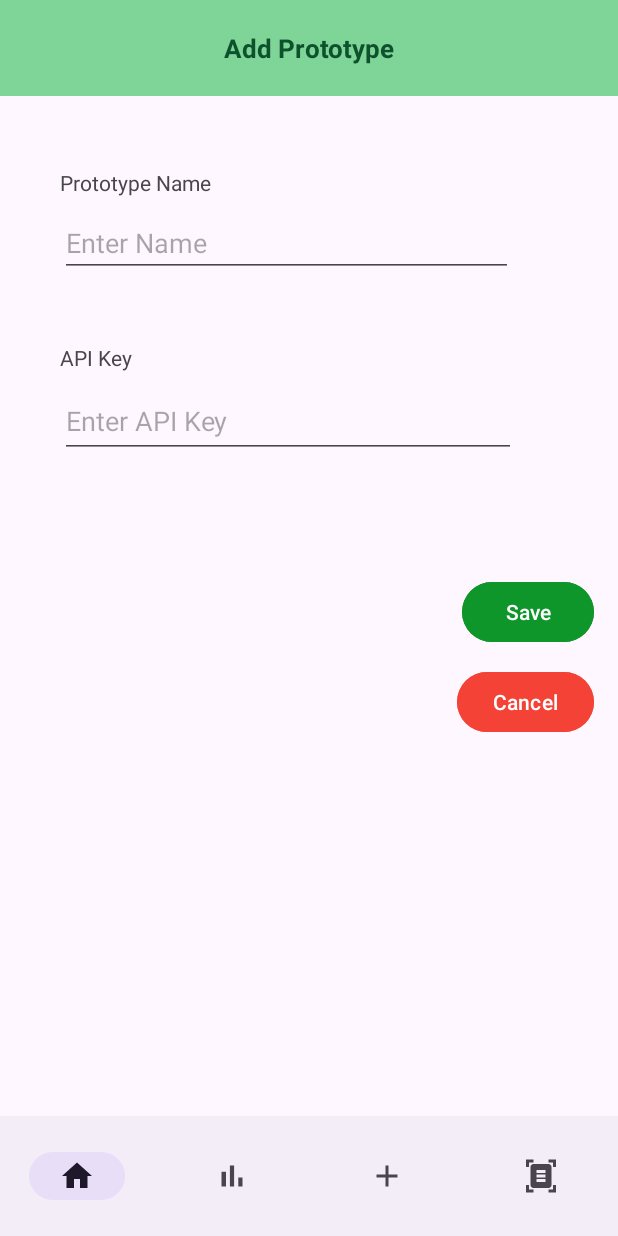
After one commit to tyronefsn/DiseaseDetectionApp, an Android app: the fragment AddPrototypeFragment placed in its activity, on a phone screen of 412 x 824 dp. The commit adds this screen. Run offline under Robolectric (Android 15) with nearby library versions, the phone set to English and light mode, and no system bars.

Commit message:
fix: change hashset to jsonarray for storing profiles

```diff
--- /dev/null
+++ b/app/src/main/java/com/example/diseasedetectionapp/AddPrototypeFragment.java
@@ -0,0 +1,144 @@
+package com.example.diseasedetectionapp;
+
+import static com.example.diseasedetectionapp.MainActivity.KEY_ACTIVE_PROFILE;
+import static com.example.diseasedetectionapp.MainActivity.KEY_PROFILES;
+import static com.example.diseasedetectionapp.MainActivity.SHARED_PREF_NAME;
+
+import android.content.Context;
+import android.content.SharedPreferences;
+import android.os.Bundle;
+
+import androidx.fragment.app.Fragment;
+
+import android.view.LayoutInflater;
+import android.view.Menu;
+import android.view.View;
+import android.view.ViewGroup;
+import android.widget.Button;
+import android.widget.EditText;
+import android.widget.Toast;
+
+import org.json.JSONArray;
+import org.json.JSONException;
+
+import java.util.ArrayList;
+import java.util.HashSet;
+import java.util.List;
+import java.util.Set;
+
+/**
+ * A simple {@link Fragment} subclass.
+ * Use the {@link AddPrototypeFragment#newInstance} factory method to
+ * create an instance of this fragment.
+ */
+public class AddPrototypeFragment extends Fragment {
+    Button submitButton;
+    List<String> profiles= new ArrayList<>();
+    Button cancelButton;
+    // TODO: Rename parameter arguments, choose names that match
+    // the fragment initialization parameters, e.g. ARG_ITEM_NUMBER
+    private static final String ARG_PARAM1 = "param1";
+    private static final String ARG_PARAM2 = "param2";
+
+    // TODO: Rename and change types of parameters
+    private String mParam1;
+    private String mParam2;
+
+    public AddPrototypeFragment() {
+        // Required empty public constructor
+    }
+
+    /**
+     * Use this factory method to create a new instance of
+     * this fragment using the provided parameters.
+     *
+     * @param param1 Parameter 1.
+     * @param param2 Parameter 2.
+     * @return A new instance of fragment AddPrototypeFragment.
+     */
+    // TODO: Rename and change types and number of parameters
+    public static AddPrototypeFragment newInstance(String param1, String param2) {
+        AddPrototypeFragment fragment = new AddPrototypeFragment();
+        Bundle args = new Bundle();
+        args.putString(ARG_PARAM1, param1);
+        args.putString(ARG_PARAM2, param2);
+        fragment.setArguments(args);
+        return fragment;
+    }
+
+    @Override
+    public void onCreate(Bundle savedInstanceState) {
+        super.onCreate(savedInstanceState);
+        if (getArguments() != null) {
+            mParam1 = getArguments().getString(ARG_PARAM1);
+            mParam2 = getArguments().getString(ARG_PARAM2);
+        }
+    }
+
+    @Override
+    public View onCreateView(LayoutInflater inflater, ViewGroup container,
+                             Bundle savedInstanceState) {
+        // Inflate the layout for this fragment
+        View view =  inflater.inflate(R.layout.fragment_add_prototype, container, false);
+        submitButton = view.findViewById(R.id.button2);
+        cancelButton = view.findViewById(R.id.button3);
+
+        submitButton.setOnClickListener(new View.OnClickListener() {
+            @Override
+            public void onClick(View v) {
+                // check if api key and prototype name is not empty
+                EditText prototypeTitle = view.findViewById(R.id.editTextText);
+                EditText apiKey = view.findViewById(R.id.editTextText2);
+
+                String pTitle = prototypeTitle.getText().toString();
+                String aKey = apiKey.getText().toString();
+
+                if(pTitle.isEmpty() || aKey.isEmpty()) {
+                    Toast.makeText(getContext(), "Please fill in both fields", Toast.LENGTH_SHORT).show();
+                } else {
+                    loadProfiles();
+                    profiles.add(pTitle);
+                    saveProfiles();
+                    SharedPreferences sharedPreferences = getActivity().getSharedPreferences(SHARED_PREF_NAME, Context.MODE_PRIVATE);
+                    sharedPreferences.edit().putString(KEY_ACTIVE_PROFILE, pTitle).apply();
+                    HomeFragment newHomeFragment = new HomeFragment();
+                    getActivity().getSupportFragmentManager().beginTransaction().replace(R.id.frameLayout, newHomeFragment).commit();
+                }
+            }
+        });
+        cancelButton.setOnClickListener(new View.OnClickListener() {
+            @Override
+            public void onClick(View v) {
+                HomeFragment newHomeFragment = new HomeFragment();
+                getActivity().getSupportFragmentManager().beginTransaction().replace(R.id.frameLayout, newHomeFragment).commit();
+            }
+        });
+        return view;
+    }
+    private void saveProfiles() {
+        SharedPreferences sharedPreferences = getActivity().getSharedPreferences(SHARED_PREF_NAME, Context.MODE_PRIVATE);
+        SharedPreferences.Editor editor = sharedPreferences.edit();
+        JSONArray jsonArray = new JSONArray(profiles);
+        editor.putString(KEY_PROFILES, jsonArray.toString());
+        editor.apply();
+    }
+    private void loadProfiles() {
+        SharedPreferences sharedPreferences = getActivity().getSharedPreferences(SHARED_PREF_NAME, Context.MODE_PRIVATE);
+        String json = sharedPreferences.getString(KEY_PROFILES, null);
+        if (json != null) {
+            profiles.clear();
+            try {
+                JSONArray jsonArray = new JSONArray(json);
+                for (int i = 0; i < jsonArray.length(); i++) {
+                    profiles.add(jsonArray.getString(i));
+                }
+
+            } catch (JSONException e) {
+                e.printStackTrace();
+            }
+        } else {
+            profiles.add("Prototype 1");
+        }
+    }
+
+}
--- a/app/src/main/java/com/example/diseasedetectionapp/HomeFragment.java
+++ b/app/src/main/java/com/example/diseasedetectionapp/HomeFragment.java
@@ -1,6 +1,8 @@
 package com.example.diseasedetectionapp;
 
+import static com.example.diseasedetectionapp.MainActivity.KEY_ACTIVE_PROFILE;
 import static com.example.diseasedetectionapp.MainActivity.KEY_IS_ONGOING;
+import static com.example.diseasedetectionapp.MainActivity.KEY_PROFILES;
 import static com.example.diseasedetectionapp.MainActivity.KEY_REPASWD;
 import static com.example.diseasedetectionapp.MainActivity.KEY_REPSTANDINGWATER;
 import static com.example.diseasedetectionapp.MainActivity.KEY_REPSTANDINGWATER1;
@@ -11,23 +13,37 @@
 import static com.example.diseasedetectionapp.MainActivity.KEY_VEGAWD;
 import static com.example.diseasedetectionapp.MainActivity.KEY_VEGSTANDINGWATER;
 
+import android.app.PendingIntent;
 import android.content.Context;
+import android.content.Intent;
 import android.content.SharedPreferences;
 import android.os.Bundle;
 
+import androidx.annotation.NonNull;
 import androidx.core.view.GravityCompat;
 import androidx.drawerlayout.widget.DrawerLayout;
 import androidx.fragment.app.Fragment;
 
+import android.view.Gravity;
 import android.view.LayoutInflater;
+import android.view.Menu;
+import android.view.MenuItem;
 import android.view.View;
 import android.view.ViewGroup;
 import android.widget.ImageView;
 import android.widget.TextView;
 
+import com.google.android.material.navigation.NavigationView;
+
+import org.json.JSONArray;
+import org.json.JSONException;
+
 import java.text.ParseException;
 import java.text.SimpleDateFormat;
+import java.util.ArrayList;
 import java.util.Calendar;
+import java.util.List;
+import java.util.Set;
 
 /**
  * A simple {@link Fragment} subclass.
@@ -41,6 +57,8 @@
     TextView waterStatus;
     TextView soilStatus;
     ImageView appIcon;
+    NavigationView navigationView;
+    List<String> profiles = new ArrayList<>();
     DrawerLayout drawerLayout;
     SharedPreferences sharedPreferences;
     // TODO: Rename parameter arguments, choose names that match
@@ -93,10 +111,17 @@
         phaseText = view.findViewById(R.id.phaseText);
         waterStatus = view.findViewById(R.id.waterStatus);
         soilStatus = view.findViewById(R.id.soilStatus);
+        navigationView = view.findViewById(R.id.navigation_view);
         drawerLayout = view.findViewById(R.id.drawer_layout);
         appIcon = view.findViewById(R.id.appIcon);
         sharedPreferences = getActivity().getSharedPreferences(MainActivity.SHARED_PREF_NAME, Context.MODE_PRIVATE);
+        String activeProfile = sharedPreferences.getString(KEY_ACTIVE_PROFILE, "");
 
+        if(activeProfile.isEmpty()) {
+            sharedPreferences.edit().putString(KEY_ACTIVE_PROFILE, "default_profile").apply();
+        }
+        loadProfiles();
+        populateProfiles();
 
         boolean isOngoing = sharedPreferences.getBoolean(KEY_IS_ONGOING, false);
         appIcon.setOnClickListener(new View.OnClickListener() {
@@ -109,7 +134,31 @@
                 }
             }
         });
-        if(!isOngoing) {
+        navigationView.setNavigationItemSelectedListener(new NavigationView.OnNavigationItemSelectedListener() {
+            @Override
+            public boolean onNavigationItemSelected(@NonNull MenuItem item) {
+                int id = item.getItemId();
+                if (id == 0) {
+                    // Handle default profile click
+                    sharedPreferences.edit().putString(KEY_ACTIVE_PROFILE, "default_profile").apply();
+                    HomeFragment newHomeFragment = new HomeFragment();
+                    getActivity().getSupportFragmentManager().beginTransaction().replace(R.id.frameLayout, newHomeFragment).commit();
+                } else if (id == profiles.size()) {
+                    // Create new intent for adding profile
+                    AddPrototypeFragment addPrototypeFragment = new AddPrototypeFragment();
+                    getActivity().getSupportFragmentManager().beginTransaction().replace(R.id.frameLayout, addPrototypeFragment).commit();
+                } else {
+                    sharedPreferences.edit().putString(KEY_ACTIVE_PROFILE, "mock_profile").apply();
+                    HomeFragment newHomeFragment = new HomeFragment();
+                    getActivity().getSupportFragmentManager().beginTransaction().replace(R.id.frameLayout, newHomeFragment).commit();
+                }
+                // close drawer
+                drawerLayout.closeDrawer(GravityCompat.END);
+
+                return true;
+            }
+        });
+        if(!isOngoing || !activeProfile.equals("default_profile")) {
             numDays.setText("");
             stageText.setText("");
             phaseText.setText("");
@@ -201,4 +250,31 @@
 
         return view;
     }
+    private void populateProfiles() {
+        Menu menu = navigationView.getMenu();
+        menu.clear();
+        for (int i = 0; i < profiles.size(); i++) {
+            menu.add(Menu.NONE, i, Menu.NONE, profiles.get(i));
+        }
+        menu.add(Menu.NONE, profiles.size(), Menu.NONE, "Add Prototype");
+    }
+
+    private void loadProfiles() {
+        String json = sharedPreferences.getString(KEY_PROFILES, null);
+        if (json != null) {
+            profiles.clear();
+            try {
+                JSONArray jsonArray = new JSONArray(json);
+                for (int i = 0; i < jsonArray.length(); i++) {
+                    profiles.add(jsonArray.getString(i));
+                }
+
+            } catch (JSONException e) {
+                e.printStackTrace();
+            }
+        } else {
+            profiles.add("Prototype 1");
+        }
+    }
+
 }
--- a/app/src/main/java/com/example/diseasedetectionapp/MainActivity.java
+++ b/app/src/main/java/com/example/diseasedetectionapp/MainActivity.java
@@ -32,8 +32,8 @@
     static final String KEY_RIPASWD = "ripSafeAWD";
     static final String KEY_RIPTERMINALDRAINAGE = "ripTerminalDrainage";
     static final String KEY_START_DATE = "startingDate";
-    static final String KEY_PROFILES = "profileKey";
     static final String KEY_ACTIVE_PROFILE = "activeProfile";
+    static final String KEY_PROFILES = "profiles";
 
 
 
--- /dev/null
+++ b/app/src/main/res/layout/fragment_add_prototype.xml
@@ -0,0 +1,103 @@
+<?xml version="1.0" encoding="utf-8"?>
+<FrameLayout xmlns:android="http://schemas.android.com/apk/res/android"
+    xmlns:app="http://schemas.android.com/apk/res-auto"
+    xmlns:tools="http://schemas.android.com/tools"
+    android:layout_width="match_parent"
+    android:font="@font/poppins"
+    android:layout_height="match_parent"
+    tools:context=".AddPrototypeFragment">
+
+    <androidx.constraintlayout.widget.ConstraintLayout
+        android:layout_width="match_parent"
+        android:layout_height="match_parent">
+
+        <EditText
+            android:id="@+id/editTextText"
+            android:layout_width="302dp"
+            android:layout_height="45dp"
+            android:layout_marginStart="40dp"
+            android:layout_marginTop="8dp"
+            android:ems="10"
+            android:hint="Enter Name"
+            android:inputType="text"
+            app:layout_constraintStart_toStartOf="parent"
+            app:layout_constraintTop_toBottomOf="@+id/textView" />
+
+        <EditText
+            android:id="@+id/editTextText2"
+            android:layout_width="304dp"
+            android:layout_height="49dp"
+            android:layout_marginStart="40dp"
+            android:layout_marginTop="8dp"
+            android:ems="10"
+            android:hint="Enter API Key"
+            android:inputType="text"
+            app:layout_constraintStart_toStartOf="parent"
+            app:layout_constraintTop_toBottomOf="@+id/textView2" />
+
+        <TextView
+            android:id="@+id/textView"
+            android:layout_width="wrap_content"
+            android:layout_height="wrap_content"
+            android:layout_marginStart="40dp"
+            android:layout_marginTop="48dp"
+            android:text="Prototype Name"
+            app:layout_constraintStart_toStartOf="parent"
+            app:layout_constraintTop_toBottomOf="@+id/materialToolbar5" />
+
+        <TextView
+            android:id="@+id/textView2"
+            android:layout_width="wrap_content"
+            android:layout_height="wrap_content"
+            android:layout_marginStart="40dp"
+            android:layout_marginTop="44dp"
+            android:text="API Key"
+            app:layout_constraintStart_toStartOf="parent"
+            app:layout_constraintTop_toBottomOf="@+id/editTextText" />
+
+        <com.google.android.material.appbar.MaterialToolbar
+            android:id="@+id/materialToolbar5"
+            android:layout_width="match_parent"
+            android:layout_height="wrap_content"
+            android:background="#7ed597"
+
+            android:minHeight="?attr/actionBarSize"
+            android:theme="?attr/actionBarTheme"
+            app:layout_constraintEnd_toEndOf="parent"
+            app:layout_constraintHorizontal_bias="0.0"
+            app:layout_constraintStart_toStartOf="parent"
+            app:layout_constraintTop_toTopOf="parent">
+
+            <TextView
+                android:layout_width="wrap_content"
+                android:layout_height="wrap_content"
+                android:layout_gravity="center"
+                android:text="Add Prototype"
+                android:textColor="#0D522C"
+                android:textSize="17sp"
+                android:textStyle="bold" />
+        </com.google.android.material.appbar.MaterialToolbar>
+
+        <Button
+            android:id="@+id/button2"
+            android:layout_width="wrap_content"
+            android:layout_height="wrap_content"
+            android:layout_marginTop="320dp"
+            android:layout_marginEnd="16dp"
+            android:backgroundTint="@color/green2"
+            android:text="Save"
+            app:layout_constraintEnd_toEndOf="parent"
+            app:layout_constraintTop_toBottomOf="@+id/materialToolbar5" />
+
+        <Button
+            android:id="@+id/button3"
+            android:layout_width="wrap_content"
+            android:layout_height="wrap_content"
+            android:layout_marginTop="12dp"
+            android:layout_marginEnd="16dp"
+            android:backgroundTint="@color/red"
+            android:text="Cancel"
+            app:layout_constraintEnd_toEndOf="parent"
+            app:layout_constraintTop_toBottomOf="@+id/button2" />
+    </androidx.constraintlayout.widget.ConstraintLayout>
+</FrameLayout>
```
Also changed, not shown: app/src/main/java/com/example/diseasedetectionapp/SetFragment.java (+6 -1 lines), app/src/main/res/layout/nav_header.xml (+5 -5 lines).
